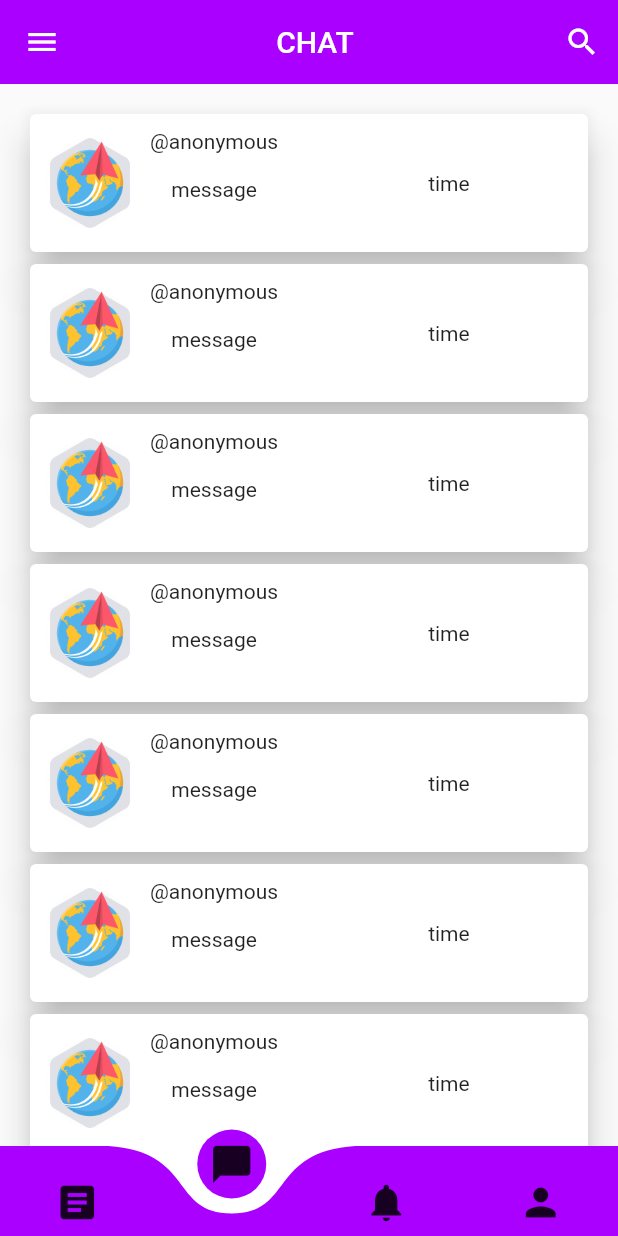
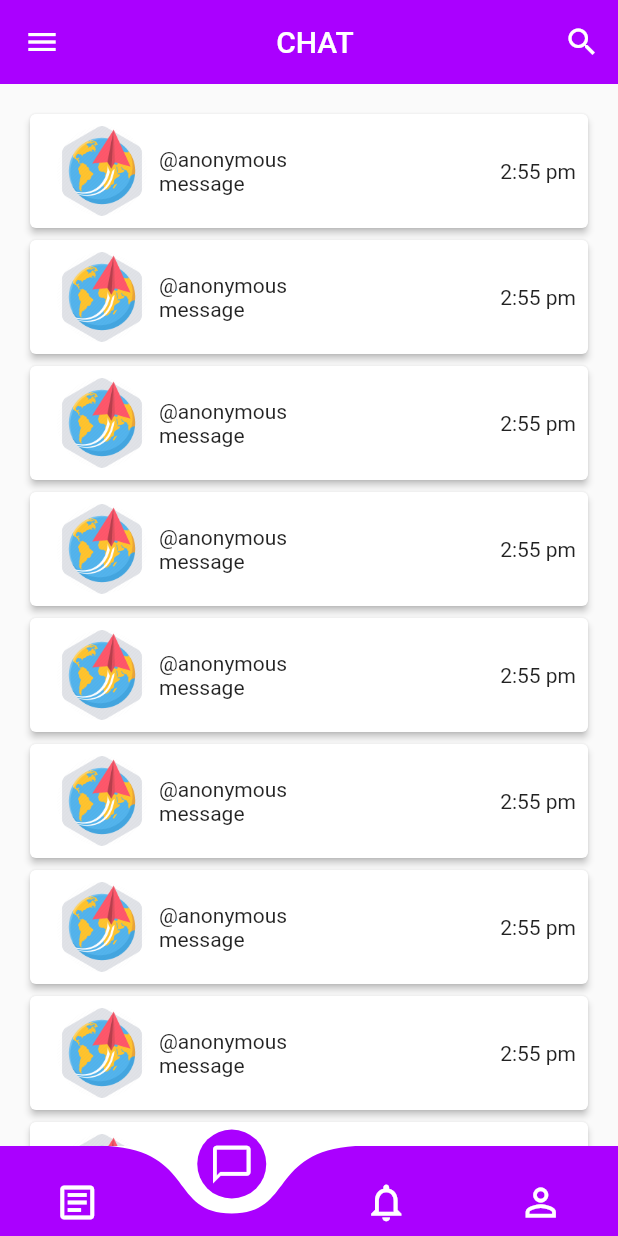
Before and after one commit to wajihtl/stage_flutter, a Flutter app: the Navigation screen opened directly, item 2 of the bottom bar chosen, on a phone screen of 412 x 824 dp. Run offline on Flutter 3.47's test engine with Material 2 defaults, Android fonts, the phone set to English and light mode, and no system bars; drawn by our look-alikes of curved_navigation_bar; our stand-ins replace image_picker.

Commit message:
Modification 07/25/2021

```diff
--- a/lib/tabs/Profile.dart
+++ b/lib/tabs/Profile.dart
@@ -40,10 +40,13 @@ class _ProfileTabState extends State<ProfileTab> {
       padding: EdgeInsets.all(25),
       child: SingleChildScrollView(
         child: Column(
+          crossAxisAlignment: CrossAxisAlignment.start,
+          children: [
+            Row(
               children: [
                 GestureDetector(
                   child: CircleAvatar(
-                radius: 80,
+                    radius: 35,
                     backgroundImage: _image != null
                         ? FileImage(_image)
                         : NetworkImage(
@@ -77,40 +80,20 @@ class _ProfileTabState extends State<ProfileTab> {
                         });
                   },
                 ),
-            Divider(),
-            Text("data"),
-            SizedBox(
-              height: 4,
-            ),
-            Text("data"),
-            SizedBox(
-              height: 4,
-            ),
-            Row(
-              mainAxisAlignment: MainAxisAlignment.center,
+                SizedBox(width: 15,),
+                Column(
+                  crossAxisAlignment: CrossAxisAlignment.start,
                   children: [
-                Icon(Icons.add),
-                Text("data"),
+                    Text("John Dow"),
+                    SizedBox(height: 4,),
+                    Text("john-dow@gmail.com"),
                   ],
                 ),
-            SizedBox(
-              height: 4,
-            ),
-            Row(
-              mainAxisAlignment: MainAxisAlignment.center,
-              children: [
-                Icon(Icons.add),
-                Text("data"),
               ],
             ),
-            FlatButton(
-              padding: EdgeInsets.symmetric(horizontal: 70,vertical: 10),
-              shape: RoundedRectangleBorder(
-                  borderRadius: BorderRadius.circular(15)),
-              color:Colors.purple[700],
-              onPressed: () {},
-              child: Text('logout', style: TextStyle(color: Colors.white)),
-            ),
+            SizedBox(height: 15,),
+            Divider(height: 15,),
+            SizedBox(height: 25,),
             FlatButton(
               padding: EdgeInsets.all(20),
               shape: RoundedRectangleBorder(
@@ -156,6 +139,17 @@ class _ProfileTabState extends State<ProfileTab> {
                 ],
               ),
             ),
+            SizedBox(height: 30,),
+            Center(
+              child: FlatButton(
+                padding: EdgeInsets.symmetric(horizontal: 100,vertical: 10),
+                shape: RoundedRectangleBorder(
+                    borderRadius: BorderRadius.circular(8)),
+                color:Colors.purple[700],
+                onPressed: () {},
+                child: Text('Déconnexion', style: TextStyle(color: Colors.white,fontSize: 18)),
+              ),
+            ),
           ],
         ),
       ),
--- a/lib/tabs/Requests.dart
+++ b/lib/tabs/Requests.dart
@@ -43,9 +43,7 @@ class _RequestsState extends State<Requests> {
             onPressed: () {
               // Add your onPressed code here!
             },
-            child: const Icon(
-              Icons.add,
-            ),
+            child: const Icon(Icons.add,),
             backgroundColor: Colors.purple[700],
           ),
         ),
--- a/lib/widgets/Card.dart
+++ b/lib/widgets/Card.dart
@@ -1,6 +1,5 @@
 import 'package:flutter/cupertino.dart';
 import 'package:flutter/material.dart';
-import 'package:vertical_card_pager/vertical_card_pager.dart';
 
 Widget quoteTemplate() {
   return SingleChildScrollView(
--- a/lib/widgets/ChatCard.dart
+++ b/lib/widgets/ChatCard.dart
@@ -2,46 +2,36 @@ import 'package:flutter/cupertino.dart';
 import 'package:flutter/material.dart';
 
 Widget ChatCard() {
-  return Container(
-    height: 100.0,
-    child: GestureDetector(
-      onTap: () {
-        print('index');
-      },
-      child: Card(
-              elevation: 10,
+  return Card(
+          elevation: 2,
+          child: Padding(
+            padding: const EdgeInsets.all(8.0),
             child: Row(
+              mainAxisAlignment: MainAxisAlignment.start,
+              crossAxisAlignment: CrossAxisAlignment.center,
               children: <Widget>[
-                  Padding(
-                    padding: EdgeInsets.all(10.0),
-                    child: Container(
+                Container(
+                  margin: EdgeInsets.only(left: 10),
                   width: 60.0,
                   height: 60.0,
-                      decoration: BoxDecoration(
-                        image: DecorationImage(
-                            image:
-                                AssetImage('assets/images/slider1.png'),
-                            fit: BoxFit.cover),
-                        borderRadius:
-                            BorderRadius.all(Radius.circular(75.0)),
-                      ),
-                    ),
+                  decoration: BoxDecoration(image: DecorationImage(image: AssetImage('assets/images/slider1.png'), fit: BoxFit.cover),
+                    borderRadius: BorderRadius.all(Radius.circular(75.0)),),
                 ),
                 Container(
-                      padding: EdgeInsets.only(top: 10.0),
+                    padding: EdgeInsets.only(left: 8),
                     child: Column(
+                      mainAxisAlignment: MainAxisAlignment.center,
+                      crossAxisAlignment: CrossAxisAlignment.start,
                       children: [
                         Text('@anonymous'),
-                          Divider(),
                         Text("message"),
                       ],
                     )),
-                  Padding(
-                    padding: const EdgeInsets.only(left: 100.0),
-                    child: Text('time'),
-                  ),
+                Spacer(flex: 1,),
+                Align(
+                    alignment: Alignment.centerRight,
+                    child: Text('2:55 pm')),
               ],
-              ),
             ),
           ),
         );
--- a/lib/widgets/RequestCard.dart
+++ b/lib/widgets/RequestCard.dart
@@ -2,187 +2,24 @@ import 'package:flutter/cupertino.dart';
 import 'package:flutter/material.dart';
 
 Widget RequestCard() {
-  return SingleChildScrollView(
-    child: Column(
-      children: [
+  return ListView(
+      shrinkWrap: true,
+      children:  List.generate(2, (i) =>
           Card(
-            elevation: 30.0,
+              elevation: 2.0,
               margin: const EdgeInsets.fromLTRB(16.0, 16.0, 16.0, 0),
               child: Padding(
                 padding: const EdgeInsets.all(12.0),
                 child: Column(
                   crossAxisAlignment: CrossAxisAlignment.center,
                   children: <Widget>[
-                  Text(
-                    " 1.text,",
-                    style: TextStyle(
-                      fontSize: 18.0,
-                      color: Colors.purple[700],
-                    ),
-                  ),
-                  Divider(
-                    color: Colors.grey,
-                  ),
-                  Text(
-                    " 2.text,",
-                    style: TextStyle(
-                      fontSize: 14.0,
-                      color: Colors.grey[800],
-                    ),
-                  ),
-                  Text(
-                    " 3.text,",
-                    style: TextStyle(
-                      fontSize: 14.0,
-                      color: Colors.grey[800],
-                    ),
-                  ),
+                    Text(" 1.text,", style: TextStyle(fontSize: 18.0, color: Colors.purple[700],),),
+                    Divider(color: Colors.grey,),
+                    Text(" 2.text,", style: TextStyle(fontSize: 14.0, color: Colors.grey[800])),
+                    Text(" 3.text,", style: TextStyle(fontSize: 14.0, color: Colors.grey[800])),
                   ],
                 ),
-            )),
-        Card(
-            elevation: 30.0,
-            margin: const EdgeInsets.fromLTRB(16.0, 16.0, 16.0, 0),
-            child: Padding(
-              padding: const EdgeInsets.all(12.0),
-              child: Column(
-                crossAxisAlignment: CrossAxisAlignment.center,
-                children: <Widget>[
-                  Text(
-                    " 1.text,",
-                    style: TextStyle(
-                      fontSize: 18.0,
-                      color: Colors.purple[700],
-                    ),
-                  ),
-                  Divider(
-                    color: Colors.grey,
-                  ),
-                  Text(
-                    " 2.text,",
-                    style: TextStyle(
-                      fontSize: 14.0,
-                      color: Colors.grey[800],
-                    ),
-                  ),
-                  Text(
-                    " 3.text,",
-                    style: TextStyle(
-                      fontSize: 14.0,
-                      color: Colors.grey[800],
-                    ),
-                  ),
-                ],
-              ),
-            )),
-        Card(
-            elevation: 30.0,
-            margin: const EdgeInsets.fromLTRB(16.0, 16.0, 16.0, 0),
-            child: Padding(
-              padding: const EdgeInsets.all(12.0),
-              child: Column(
-                crossAxisAlignment: CrossAxisAlignment.center,
-                children: <Widget>[
-                  Text(
-                    " 1.text,",
-                    style: TextStyle(
-                      fontSize: 18.0,
-                      color: Colors.purple[700],
-                    ),
-                  ),
-                  Divider(
-                    color: Colors.grey,
-                  ),
-                  Text(
-                    " 2.text,",
-                    style: TextStyle(
-                      fontSize: 14.0,
-                      color: Colors.grey[800],
-                    ),
-                  ),
-                  Text(
-                    " 3.text,",
-                    style: TextStyle(
-                      fontSize: 14.0,
-                      color: Colors.grey[800],
-                    ),
-                  ),
-                ],
-              ),
-            )),
-        Card(
-            elevation: 30.0,
-            margin: const EdgeInsets.fromLTRB(16.0, 16.0, 16.0, 0),
-            child: Padding(
-              padding: const EdgeInsets.all(12.0),
-              child: Column(
-                crossAxisAlignment: CrossAxisAlignment.center,
-                children: <Widget>[
-                  Text(
-                    " 1.text,",
-                    style: TextStyle(
-                      fontSize: 18.0,
-                      color: Colors.purple[700],
-                    ),
-                  ),
-                  Divider(
-                    color: Colors.grey,
-                  ),
-                  Text(
-                    " 2.text,",
-                    style: TextStyle(
-                      fontSize: 14.0,
-                      color: Colors.grey[800],
-                    ),
-                  ),
-                  Text(
-                    " 3.text,",
-                    style: TextStyle(
-                      fontSize: 14.0,
-                      color: Colors.grey[800],
-                    ),
-                  ),
-                ],
-              ),
-            )),
-        Card(
-            elevation: 30.0,
-            margin: const EdgeInsets.fromLTRB(16.0, 16.0, 16.0, 0),
-            child: Padding(
-              padding: const EdgeInsets.all(12.0),
-              child: Column(
-                crossAxisAlignment: CrossAxisAlignment.center,
-                children: <Widget>[
-                  Text(
-                    " 1.text,",
-                    style: TextStyle(
-                      fontSize: 18.0,
-                      color: Colors.purple[700],
-                    ),
-                  ),
-                  Divider(
-                    color: Colors.grey,
-                  ),
-                  Text(
-                    " 2.text,",
-                    style: TextStyle(
-                      fontSize: 14.0,
-                      color: Colors.grey[800],
-                    ),
-                  ),
-                  Text(
-                    " 3.text,",
-                    style: TextStyle(
-                      fontSize: 14.0,
-                      color: Colors.grey[800],
-                    ),
-                  ),
-                ],
-              ),
-            )),
-      ],
-    ),
-  );
+              ))));
 }
 
 /*
--- a/lib/widgets/navigation.dart
+++ b/lib/widgets/navigation.dart
@@ -69,10 +69,10 @@ class _NavigationState extends State<Navigation> {
         color: Colors.purpleAccent[700],
         backgroundColor: Colors.white,
         items: <Widget>[
-          Icon(Icons.article, size: 30),
-          Icon(Icons.chat_bubble_rounded, size: 30),
-          Icon(Icons.notifications, size: 30),
-          Icon(Icons.person, size: 30),
+          Icon(Icons.article_outlined,color: Colors.white, size: 30),
+          Icon(Icons.chat_bubble_outline_outlined,color: Colors.white, size: 30),
+          Icon(Icons.notifications_none_outlined,color: Colors.white, size: 30),
+          Icon(Icons.person_outline_outlined,color: Colors.white, size: 30),
         ],
         onTap: (index) {
           _selectedIndex = index;
```
Also changed, not shown: pubspec.lock. Lines whose indentation alone changed are shown as unchanged.
